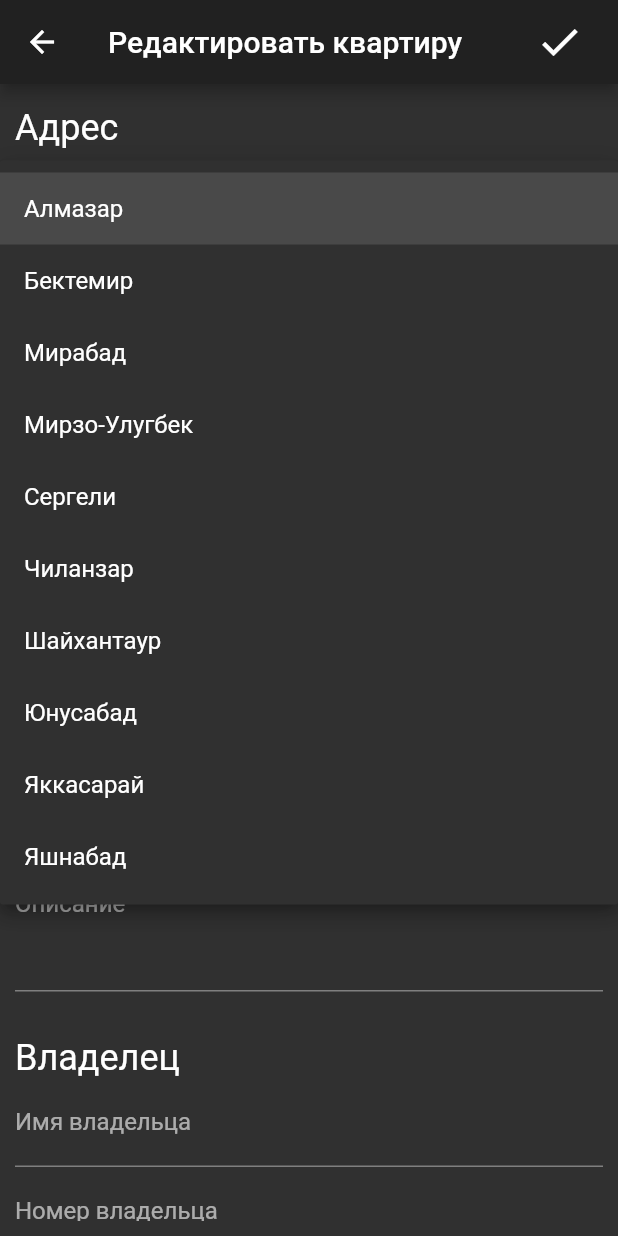
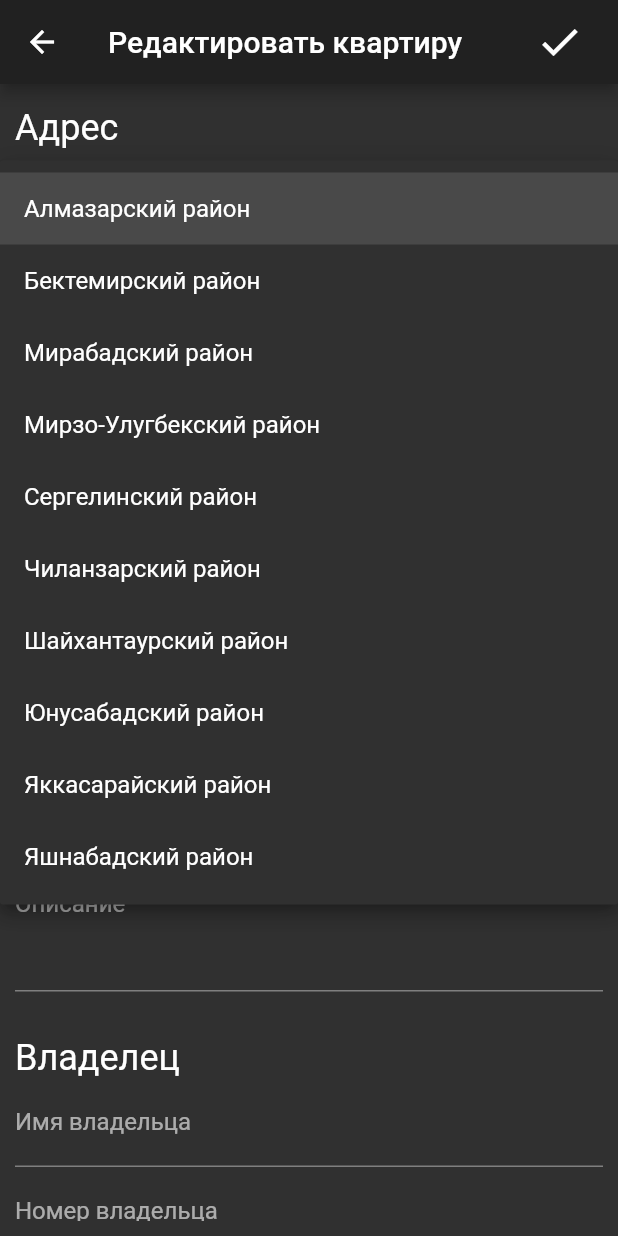
Before and after one commit to dmitriyl99/event_flats, a Flutter app: the EditFlatScreen screen opened directly with empty values, after a tap on the "arrow drop down" icon, on a phone screen of 412 x 824 dp. Run offline on Flutter 3.47's test engine with Material 2 defaults, Android fonts, the phone set to English and light mode, and no system bars; our stand-ins replace firebase_auth, firebase_core, firebase_database, hive, hive_flutter, mask_text_input_formatter; accounts and stored records are empty.

Commit message:
Return district

```diff
--- a/lib/view/screens/flats/add.screen.dart
+++ b/lib/view/screens/flats/add.screen.dart
@@ -1,7 +1,6 @@
 import 'package:event_flats/helpers/string.dart';
 import 'package:event_flats/models/flat.dart';
 import 'package:event_flats/models/repositories/flats_repository.dart';
-import 'package:event_flats/view/resources/colors.dart';
 import 'package:flutter/material.dart';
 import 'package:mask_text_input_formatter/mask_text_input_formatter.dart';
 
@@ -23,16 +22,16 @@ class _AddFlatScreenState extends State<AddFlatScreen> {
   bool _isAdditionalInfo = false;
 
   List<String> _districts = [
-    "Алмазар",
-    "Бектемир",
-    'Мирабад',
-    'Мирзо-Улугбек',
-    'Сергели',
-    'Чиланзар',
-    'Шайхантаур',
-    'Юнусабад',
-    'Яккасарай',
-    'Яшнабад',
+    "Алмазарский район",
+    "Бектемирский район",
+    'Мирабадский район',
+    'Мирзо-Улугбекский район',
+    'Сергелинский район',
+    'Чиланзарский район',
+    'Шайхантаурский район',
+    'Юнусабадский район',
+    'Яккасарайский район',
+    'Яшнабадский район',
   ];
 
   List<String> _repairs = [
--- a/lib/view/screens/flats/edit.screen.dart
+++ b/lib/view/screens/flats/edit.screen.dart
@@ -25,16 +25,16 @@ class _EditFlatScreenState extends State<EditFlatScreen> {
   bool _loaded = false;
 
   List<String> _districts = [
-    "Алмазар",
-    "Бектемир",
-    'Мирабад',
-    'Мирзо-Улугбек',
-    'Сергели',
-    'Чиланзар',
-    'Шайхантаур',
-    'Юнусабад',
-    'Яккасарай',
-    'Яшнабад',
+    "Алмазарский район",
+    "Бектемирский район",
+    'Мирабадский район',
+    'Мирзо-Улугбекский район',
+    'Сергелинский район',
+    'Чиланзарский район',
+    'Шайхантаурский район',
+    'Юнусабадский район',
+    'Яккасарайский район',
+    'Яшнабадский район',
   ];
 
   List<String> _repairs = [
@@ -91,7 +91,7 @@ class _EditFlatScreenState extends State<EditFlatScreen> {
   }
 
   String? _validateArea(String? value) {
-    if (value != null && !isNumeric(value)) return 'Укажите число';
+    if (value!.isNotEmpty && !isNumeric(value)) return 'Укажите число';
     return null;
   }
 
@@ -114,7 +114,9 @@ class _EditFlatScreenState extends State<EditFlatScreen> {
           _currentRepair!,
           createdAt,
           false,
-          double.parse(_areaController.text),
+          _areaController.text.isNotEmpty
+              ? double.parse(_areaController.text)
+              : null,
           _descriptionController.text,
           _landmarkController.text,
           _ownerPhoneController.text,
```
